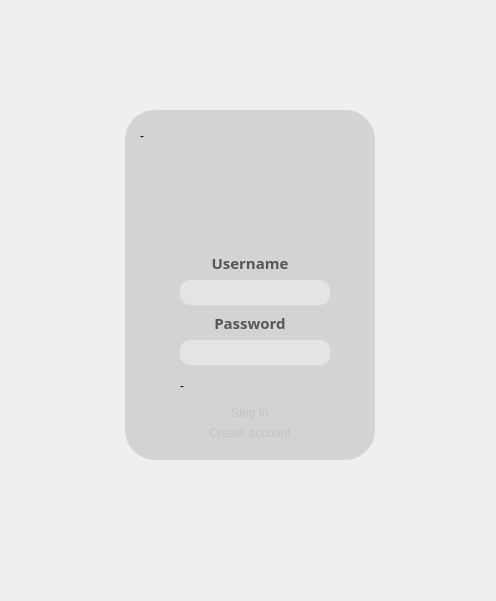
Before: the Qt Designer form Car-Rent-Ap-Qt/authorization.ui in MilitaryGuineaPig/Car-Rent-Ap-Qt, drawn with Qt 5.
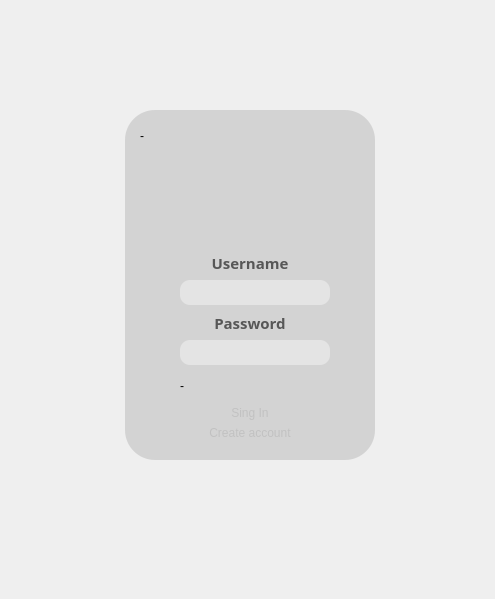
After: the same form once the commit is applied. Icons and pictures are not drawn.

Commit message: Added rent and return logic and design

```diff
--- a/Car-Rent-Ap-Qt/authorization.ui
+++ b/Car-Rent-Ap-Qt/authorization.ui
@@ -6,8 +6,8 @@
    <rect>
     <x>0</x>
     <y>0</y>
-    <width>496</width>
-    <height>601</height>
+    <width>495</width>
+    <height>599</height>
    </rect>
   </property>
   <property name="windowTitle">
@@ -204,7 +204,7 @@
   <widget class="QLabel" name="BgImage">
    <property name="geometry">
     <rect>
-     <x>-2</x>
+     <x>0</x>
      <y>0</y>
      <width>500</width>
      <height>600</height>
```
Left out of the diff: 2 changed lines with no effect on the pictures. The commit also changes 5 other files.
